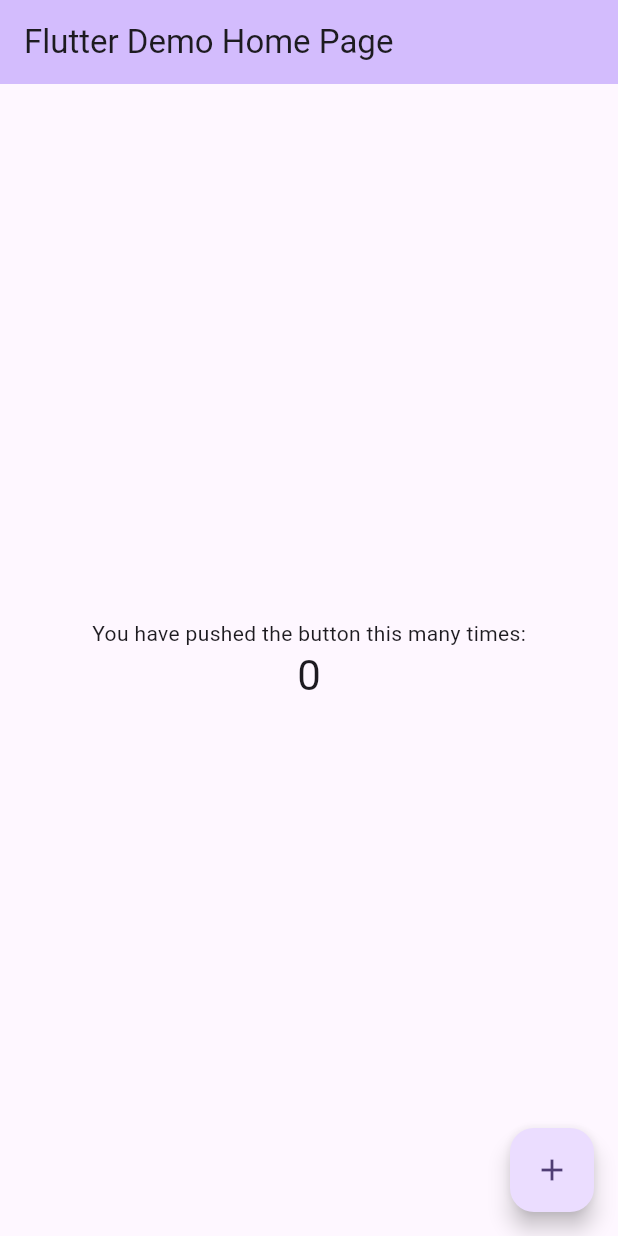
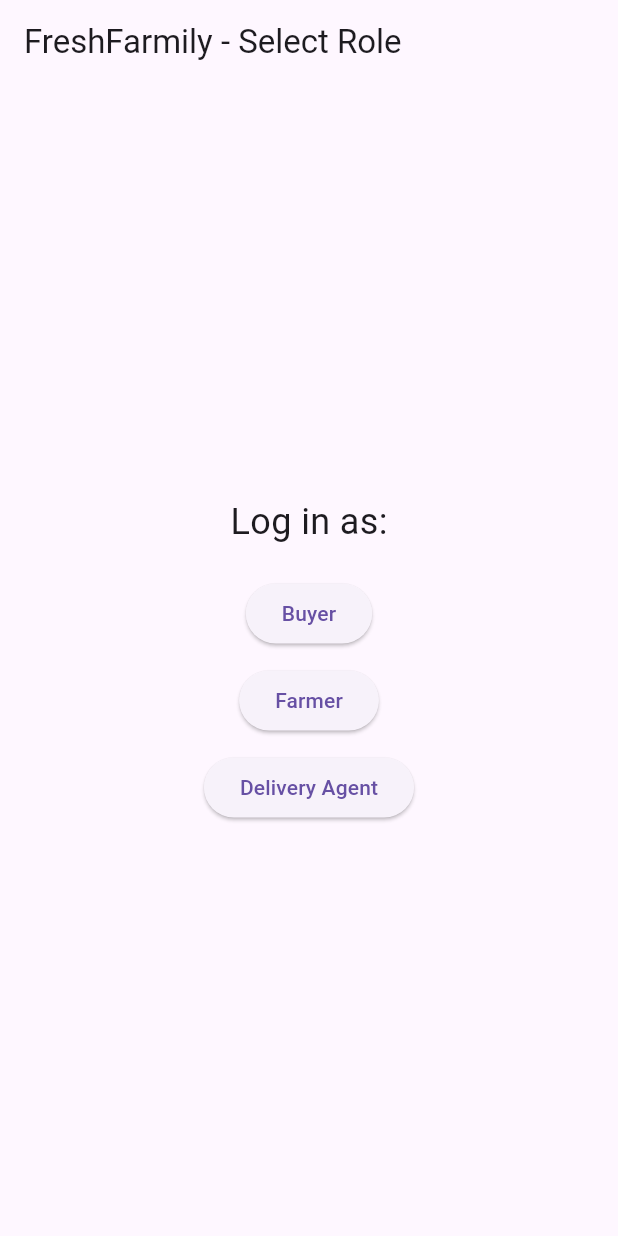
Before and after one commit to jibi21212/freshfarmily, a Flutter app: the screen it shows after launch, on a phone screen of 412 x 824 dp. Run offline on Flutter 3.47's test engine with Material 3 defaults, Android fonts, the phone set to English and light mode, and no system bars.

Commit message:
Filled in Skeleton with files needed

```diff
--- a/lib/main.dart
+++ b/lib/main.dart
@@ -1,4 +1,9 @@
 import 'package:flutter/material.dart';
+import 'screens/login_role_selection_screen.dart';
+import 'screens/buyer_dashboard.dart';
+import 'screens/farmer_dashboard.dart';
+import 'screens/delivery_agent_dashboard.dart';
+import 'theme/app_theme.dart';
 
 void main() {
   runApp(const MyApp());
@@ -11,26 +16,19 @@ class MyApp extends StatelessWidget {
   @override
   Widget build(BuildContext context) {
     return MaterialApp(
-      title: 'Flutter Demo',
-      theme: ThemeData(
-        // This is the theme of your application.
-        //
-        // TRY THIS: Try running your application with "flutter run". You'll see
-        // the application has a purple toolbar. Then, without quitting the app,
-        // try changing the seedColor in the colorScheme below to Colors.green
-        // and then invoke "hot reload" (save your changes or press the "hot
-        // reload" button in a Flutter-supported IDE, or press "r" if you used
-        // the command line to start the app).
-        //
-        // Notice that the counter didn't reset back to zero; the application
-        // state is not lost during the reload. To reset the state, use hot
-        // restart instead.
-        //
-        // This works for code too, not just values: Most code changes can be
-        // tested with just a hot reload.
-        colorScheme: ColorScheme.fromSeed(seedColor: Colors.deepPurple),
-      ),
-      home: const MyHomePage(title: 'Flutter Demo Home Page'),
+      title: 'FreshFarmily',
+      debugShowCheckedModeBanner: false,
+      // Initial route set to Login/Role Selection Screen:
+      initialRoute: '/',
+      // Named routes for navigation between screens:
+      routes: {
+        '/': (context) => LoginRoleSelectionScreen(),
+        '/buyerDashboard': (context) => BuyerDashboard(),
+        '/farmerDashboard': (context) => FarmerDashboard(),
+        '/deliveryAgentDashboard': (context) => DeliveryAgentDashboard(),
+      },
+      // Applying a custom theme from our theme file (you can also use ThemeData inline):
+      theme: AppTheme.themeData,
     );
   }
 }
--- /dev/null
+++ b/lib/screens/login_role_selection_screen.dart
@@ -0,0 +1,50 @@
+import 'package:flutter/material.dart';
+
+class LoginRoleSelectionScreen extends StatelessWidget {
+  @override
+  Widget build(BuildContext context) {
+    return Scaffold(
+      appBar: AppBar(
+        title: Text('FreshFarmily - Select Role'),
+      ),
+      body: Center(
+        child: Padding(
+          padding: const EdgeInsets.all(16.0),
+          child: Column(
+            mainAxisAlignment: MainAxisAlignment.center,
+            children: [
+              Text(
+                'Log in as:',
+                style: TextStyle(fontSize: 24),
+              ),
+              SizedBox(height: 20),
+              // Button for Buyer Role
+              ElevatedButton(
+                onPressed: () {
+                  Navigator.pushNamed(context, '/buyerDashboard');
+                },
+                child: Text('Buyer'),
+              ),
+              SizedBox(height: 10),
+              // Button for Farmer Role
+              ElevatedButton(
+                onPressed: () {
+                  Navigator.pushNamed(context, '/farmerDashboard');
+                },
+                child: Text('Farmer'),
+              ),
+              SizedBox(height: 10),
+              // Button for Delivery Agent Role
+              ElevatedButton(
+                onPressed: () {
+                  Navigator.pushNamed(context, '/deliveryAgentDashboard');
+                },
+                child: Text('Delivery Agent'),
+              ),
+            ],
+          ),
+        ),
+      ),
+    );
+  }
+}
```
Also changed, not shown: lib/screens/buyer_dashboard.dart (added, +18 -0 lines), lib/models/product.dart (added), lib/models/user.dart (added), lib/screens/delivery_agent_dashboard.dart (added), lib/screens/farmer_dashboard.dart (added), lib/services/api_service.dart (added), lib/theme/app_theme.dart (added), lib/utils/app_constants.dart (added), lib/widgets/nav_bar.dart (added), lib/widgets/product_card.dart (added).
